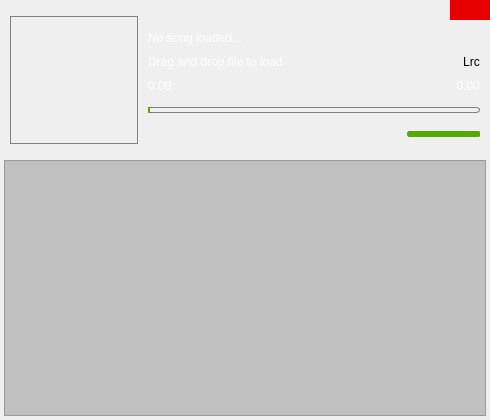
The window that mainwindow.ui (BLumia/pineapple-music) describes before a commit, drawn with Qt 5.
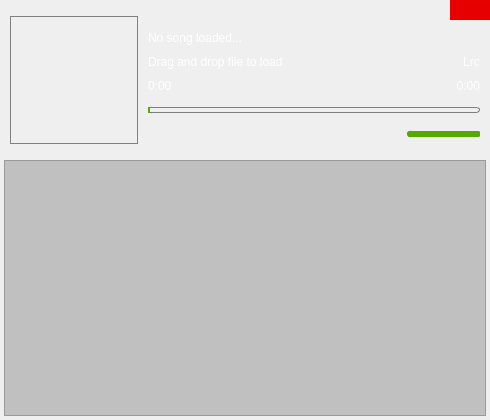
The same window after the commit. Icons and pictures are not drawn. Custom widgets are drawn as their Qt base class.

Commit message: feat: remember volume

```diff
--- a/mainwindow.ui
+++ b/mainwindow.ui
@@ -72,6 +72,7 @@
 /****** PushButton ******/
 
 QPushButton {
+	color: white;
 	border: 0px solid grey;
 	background-color: transparent;
 }
@@ -106,6 +107,7 @@
 /****** ListView ******/
 
 QListView {
+	color: white;
 	background: rgba(0, 0, 0, 50);
 }</string>
   </property>
```
Left out of the diff: 19 changed lines with no effect on the pictures. The commit also changes 2 other files.
